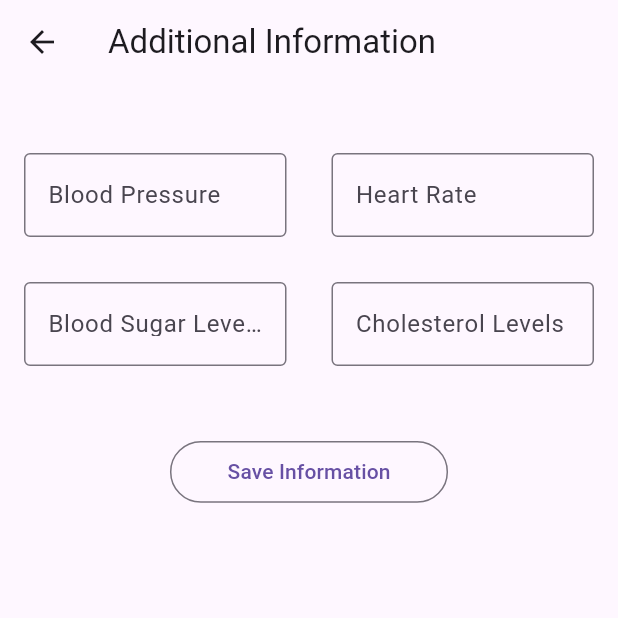
After one commit to tahawaheed9/wellness_wise, a Flutter app: the AdditionalInformationScreen screen opened by its route, on a phone screen of 412 x 824 dp, the top half of it. The commit adds this screen. Run offline on Flutter 3.47's test engine with Material 3 defaults, Android fonts, the light colour scheme and no system bars; our stand-ins replace firebase_core; accounts and stored records are empty.

Commit message:
Added Additional Information Screen

```diff
--- a/lib/components/primary_button.dart
+++ b/lib/components/primary_button.dart
@@ -1,6 +1,6 @@
 import 'package:flutter/material.dart';
 
-import '../controller/responsive/responsive.dart';
+import '../controller/responsive_screen_controller.dart';
 
 class PrimaryButton extends StatelessWidget {
   final String text;
--- a/lib/constants/routes.dart
+++ b/lib/constants/routes.dart
@@ -2,3 +2,4 @@ const loginScreenRoute = '/login/';
 const registerScreenRoute = '/register/';
 const resetPasswordScreenRoute = '/reset-password/';
 const basicInformationScreenRoute = '/basic-information/';
+const additionalInformationScreenRoute = '/additional-information/';
--- a/lib/controller/page_navigator.dart
+++ b/lib/controller/screen_navigation_controller.dart
@@ -17,3 +17,7 @@ pushResetPasswordScreen(BuildContext context) {
 pushBasicInformationScreen(BuildContext context) {
   Navigator.of(context).pushNamed(basicInformationScreenRoute);
 }
+
+pushAdditionalInformationScreen(BuildContext context) {
+  Navigator.of(context).pushNamed(additionalInformationScreenRoute);
+}
--- a/lib/main.dart
+++ b/lib/main.dart
@@ -3,6 +3,7 @@ import 'package:flutter/services.dart';
 import 'firebase_options.dart';
 import 'package:firebase_core/firebase_core.dart';
 
+import '/screens/additional_information/additional_information_screen.dart';
 import '/screens/basic_information/basic_information_screen.dart';
 import '../screens/reset_password/reset_password_screen.dart';
 import '../screens/login/login_screen.dart';
@@ -51,6 +52,8 @@ class MyApp extends StatelessWidget {
         resetPasswordScreenRoute: (context) => const ResetPasswordScreen(),
         basicInformationScreenRoute: (context) =>
             const BasicInformationScreen(),
+        additionalInformationScreenRoute: (context) =>
+            const AdditionalInformationScreen(),
       },
       home: const WelcomeScreen(),
     );
--- /dev/null
+++ b/lib/screens/additional_information/additional_information_screen.dart
@@ -0,0 +1,26 @@
+import 'package:flutter/material.dart';
+
+import '/screens/additional_information/components/additional_information_form.dart';
+
+class AdditionalInformationScreen extends StatelessWidget {
+  const AdditionalInformationScreen({super.key});
+
+  @override
+  Widget build(BuildContext context) {
+    return Scaffold(
+      appBar: AppBar(
+        title: const Text('Additional Information'),
+      ),
+      body: const SingleChildScrollView(
+        child: Center(
+          child: Column(
+            children: <Widget>[
+              SizedBox(height: 30.0),
+              AdditionalInformationForm(),
+            ],
+          ),
+        ),
+      ),
+    );
+  }
+}
--- /dev/null
+++ b/lib/screens/additional_information/components/additional_information_form.dart
@@ -0,0 +1,129 @@
+import 'package:flutter/material.dart';
+
+import '/components/primary_button.dart';
+
+class AdditionalInformationForm extends StatefulWidget {
+  const AdditionalInformationForm({super.key});
+
+  @override
+  State<AdditionalInformationForm> createState() =>
+      _AdditionalInformationFormState();
+}
+
+class _AdditionalInformationFormState extends State<AdditionalInformationForm> {
+  final _additionalInformationFormKey =
+      GlobalKey<_AdditionalInformationFormState>();
+
+  final TextEditingController bloodPressure = TextEditingController();
+  final TextEditingController heartRate = TextEditingController();
+  final TextEditingController bloodSugarLevels = TextEditingController();
+  final TextEditingController cholesterolLevels = TextEditingController();
+
+  @override
+  void dispose() {
+    bloodPressure.dispose();
+    heartRate.dispose();
+    bloodSugarLevels.dispose();
+    cholesterolLevels.dispose();
+    super.dispose();
+  }
+
+  @override
+  Widget build(BuildContext context) {
+    return Form(
+      key: _additionalInformationFormKey,
+      child: Padding(
+        padding: const EdgeInsets.all(16.0),
+        child: Column(
+          children: <Widget>[
+            // Blood Pressure & Heart Rate Fields...
+            Row(
+              mainAxisAlignment: MainAxisAlignment.spaceBetween,
+              children: <Widget>[
+                // Blood Pressure Field...
+                Expanded(
+                  child: TextFormField(
+                    controller: bloodPressure,
+                    autocorrect: false,
+                    enableSuggestions: false,
+                    keyboardType: TextInputType.number,
+                    decoration: const InputDecoration(
+                      labelText: 'Blood Pressure',
+                      hintText: '120 / 80',
+                      suffixText: 'mmHg',
+                      border: OutlineInputBorder(),
+                    ),
+                  ),
+                ),
+                const SizedBox(width: 30.0),
+
+                // Heart Rate Field...
+                Expanded(
+                  child: TextFormField(
+                    controller: heartRate,
+                    autocorrect: false,
+                    enableSuggestions: false,
+                    keyboardType: TextInputType.number,
+                    decoration: const InputDecoration(
+                      labelText: 'Heart Rate',
+                      hintText: '72',
+                      suffixText: 'bps',
+                      border: OutlineInputBorder(),
+                    ),
+                  ),
+                ),
+              ],
+            ),
+            const SizedBox(height: 30.0),
+
+            // Blood Sugar & Cholesterol Levels Fields...
+            Row(
+              mainAxisAlignment: MainAxisAlignment.spaceBetween,
+              children: <Widget>[
+                // Blood Sugar Levels Field...
+                Expanded(
+                  child: TextFormField(
+                    controller: bloodSugarLevels,
+                    autocorrect: false,
+                    enableSuggestions: false,
+                    keyboardType: TextInputType.number,
+                    decoration: const InputDecoration(
+                      labelText: 'Blood Sugar Levels',
+                      hintText: '90',
+                      suffixText: 'mg/dL',
+                      border: OutlineInputBorder(),
+                    ),
+                  ),
+                ),
+                const SizedBox(width: 30.0),
+
+                // Cholesterol Levels Field...
+                Expanded(
+                  child: TextFormField(
+                    controller: cholesterolLevels,
+                    autocorrect: false,
+                    enableSuggestions: false,
+                    keyboardType: TextInputType.number,
+                    decoration: const InputDecoration(
+                      labelText: 'Cholesterol Levels',
+                      hintText: 'LDL + HDL',
+                      suffixText: 'mg/dL',
+                      border: OutlineInputBorder(),
+                    ),
+                  ),
+                ),
+              ],
+            ),
+            const SizedBox(height: 50.0),
+
+            // Save Information Button...
+            PrimaryButton(
+              text: 'Save Information',
+              onPressed: () {},
+            ),
+          ],
+        ),
+      ),
+    );
+  }
+}
--- a/lib/screens/basic_information/components/basic_information_form.dart
+++ b/lib/screens/basic_information/components/basic_information_form.dart
@@ -36,6 +36,7 @@ class _BasicInformationFormState extends State<BasicInformationForm> {
           children: <Widget>[
             // Height & Weight Fields...
             Row(
+              mainAxisAlignment: MainAxisAlignment.spaceBetween,
               children: <Widget>[
                 // Height Field...
                 Expanded(
--- a/lib/screens/login/components/reset_password_button.dart
+++ b/lib/screens/login/components/reset_password_button.dart
@@ -1,6 +1,6 @@
 import 'package:flutter/material.dart';
 
-import '/controller/page_navigator.dart';
+import '/controller/screen_navigation_controller.dart';
 
 class ResetPasswordButton extends StatelessWidget {
   const ResetPasswordButton({super.key});
--- a/lib/screens/login/login_screen.dart
+++ b/lib/screens/login/login_screen.dart
@@ -2,7 +2,7 @@ import 'package:flutter/material.dart';
 
 import '/screens/login/components/login_form.dart';
 import '/components/primary_button.dart';
-import '../../controller/page_navigator.dart';
+import '../../controller/screen_navigation_controller.dart';
 import '/screens/login/components/reset_password_button.dart';
 import '/components/screen_heading.dart';
 
--- a/lib/screens/register/register_screen.dart
+++ b/lib/screens/register/register_screen.dart
@@ -2,7 +2,7 @@ import 'package:flutter/material.dart';
 
 import '/screens/register/components/register_form.dart';
 import '/components/primary_button.dart';
-import '/controller/page_navigator.dart';
+import '/controller/screen_navigation_controller.dart';
 import '/components/screen_heading.dart';
 
 class RegisterScreen extends StatelessWidget {
--- a/lib/screens/welcome/welcome_screen.dart
+++ b/lib/screens/welcome/welcome_screen.dart
@@ -1,6 +1,6 @@
 import 'package:flutter/material.dart';
 
-import '../../controller/page_navigator.dart';
+import '../../controller/screen_navigation_controller.dart';
 import '../../../components/primary_button.dart';
 
 class WelcomeScreen extends StatelessWidget {
```
Also changed, not shown: lib/controller/responsive_screen_controller.dart (renamed from lib/controller/responsive/responsive.dart).
